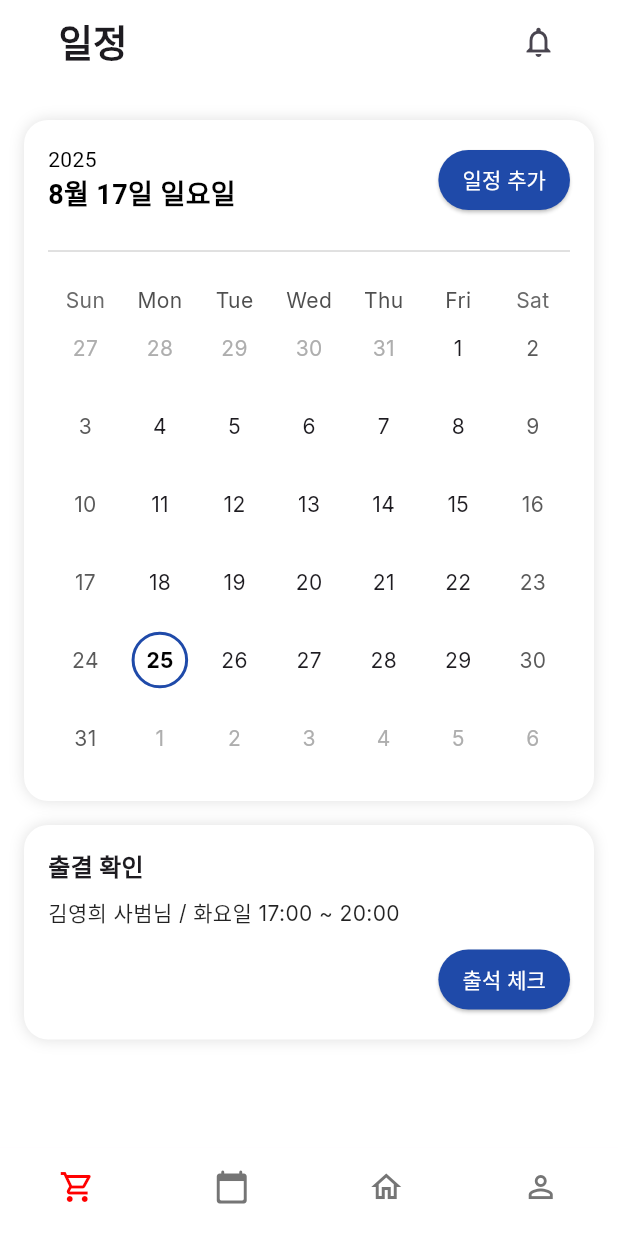
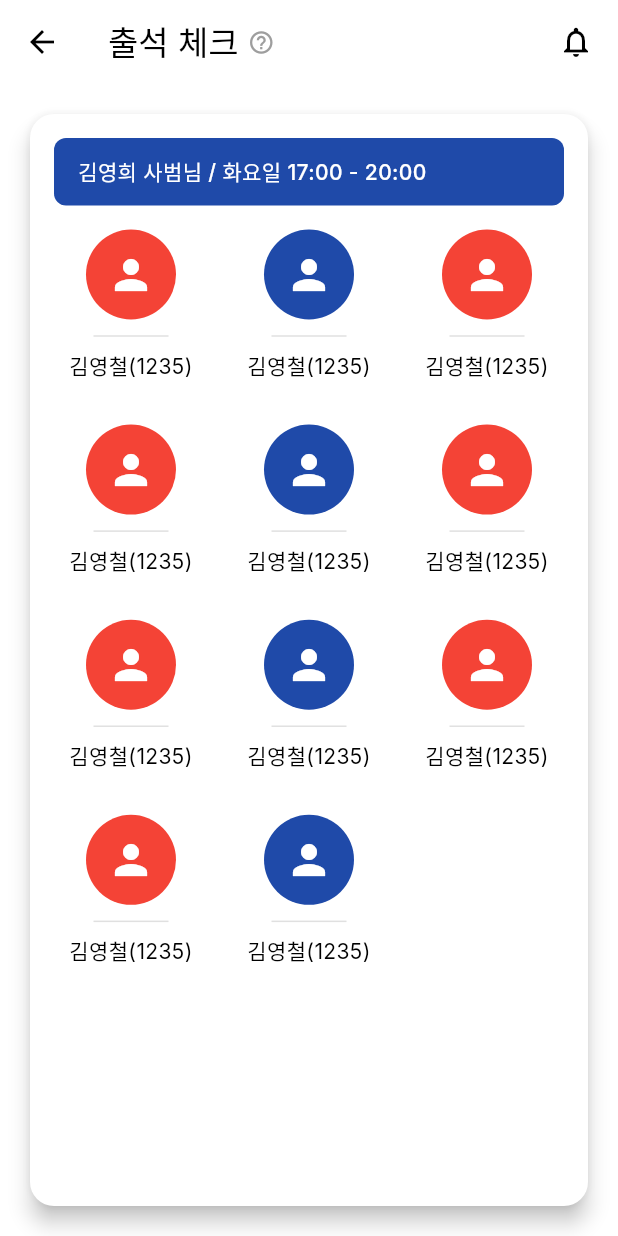
Before and after one commit to Taekwondo1906/taekwon, a Flutter app: the screen it shows after launch, after a tap on "출석 체크", on a phone screen of 412 x 824 dp. Run offline on Flutter 3.47's test engine with Material 3 defaults, Android fonts, the phone set to English and light mode, and no system bars; drawn by our look-alikes of table_calendar; our stand-ins replace device_preview, google_fonts.

Commit message:
✨ 출석체크 페이지 추가
~

```diff
--- /dev/null
+++ b/lib/schedule/attendance_check.dart
@@ -0,0 +1,227 @@
+import 'package:flutter/material.dart';
+import 'package:taekwon/decoration/color_palette.dart';
+
+class Student {
+  final int id;
+  final String name;
+  final String code;
+  bool present;
+
+  Student({
+    required this.id,
+    required this.name,
+    required this.code,
+    this.present = false,
+  });
+}
+
+class AttendancePage extends StatefulWidget {
+  const AttendancePage({super.key});
+
+  @override
+  State<AttendancePage> createState() => _AttendancePageState();
+}
+
+class _AttendancePageState extends State<AttendancePage> {
+  List<Student> students = List.generate(
+    11,
+    (index) => Student(
+      id: index,
+      name: "김영철",
+      code: "1235",
+      present: index % 3 == 1, // 일부만 출석
+    ),
+  );
+
+  void toggleAttendance(int id) {
+    setState(() {
+      students[id].present = !students[id].present;
+    });
+  }
+
+  // ---------- Overlay Tooltip ----------
+  OverlayEntry? _overlayEntry;
+  final GlobalKey _helpIconKey = GlobalKey();
+
+  void _showCustomTooltip(BuildContext context, GlobalKey key) {
+    final RenderBox renderBox =
+        key.currentContext!.findRenderObject() as RenderBox;
+    final Size size = renderBox.size;
+    final Offset offset = renderBox.localToGlobal(Offset.zero);
+
+    _overlayEntry = OverlayEntry(
+      builder: (context) => Positioned(
+        top: offset.dy + size.height + 8, // 아이콘 아래쪽에 뜨도록
+        left: 0,
+        right: 0,
+        child: Material(
+          color: Colors.transparent,
+          child: Center(
+            child: Container(
+              width: 240,
+              padding: const EdgeInsets.all(12),
+              decoration: BoxDecoration(
+                color: Colors.white,
+                borderRadius: BorderRadius.circular(8),
+                boxShadow: [
+                  BoxShadow(
+                    color: Colors.black26,
+                    blurRadius: 6,
+                    offset: const Offset(2, 2),
+                  ),
+                ],
+              ),
+              child: const Text(
+                "처음엔 모두 빨강(결석) 상태에서\n"
+                "한 번 클릭하면 출석(파랑),\n"
+                "두 번 클릭하면 다시 결석(빨강)으로 처리됩니다.",
+                style: TextStyle(fontSize: 12, color: Colors.black87),
+                textAlign: TextAlign.left,
+              ),
+            ),
+          ),
+        ),
+      ),
+    );
+
+    Overlay.of(context).insert(_overlayEntry!);
+
+    Future.delayed(const Duration(seconds: 4), () {
+      _removeTooltip();
+    });
+  }
+
+  void _removeTooltip() {
+    _overlayEntry?.remove();
+    _overlayEntry = null;
+  }
+
+  // ---------- UI ----------
+  @override
+  Widget build(BuildContext context) {
+    return Scaffold(
+      backgroundColor: Colors.white, // 전체 배경
+      appBar: AppBar(
+        backgroundColor: Colors.white, // 상단바
+        elevation: 0, // 그림자 제거
+        centerTitle: false, // ✅ 왼쪽 정렬
+        title: Row(
+          mainAxisSize: MainAxisSize.min,
+          children: [
+            const Text("출석 체크", style: TextStyle(color: Colors.black)),
+            const SizedBox(width: 6),
+            GestureDetector(
+              key: _helpIconKey,
+              onTap: () {
+                if (_overlayEntry == null) {
+                  _showCustomTooltip(context, _helpIconKey);
+                } else {
+                  _removeTooltip();
+                }
+              },
+              child: const Icon(
+                Icons.help_outline,
+                color: Colors.grey,
+                size: 18,
+              ),
+            ),
+          ],
+        ),
+        iconTheme: const IconThemeData(color: Colors.black), // 뒤로가기/아이콘 색
+        actions: const [
+          Padding(
+            padding: EdgeInsets.only(right: 16.0),
+            child: Icon(Icons.notifications_none, color: Colors.black),
+          ),
+        ],
+      ),
+      body: Padding(
+        padding: const EdgeInsets.all(16.0),
+        child: Card(
+          color: Colors.white, // 카드
+          elevation: 6,
+          shape: RoundedRectangleBorder(
+            borderRadius: BorderRadius.circular(16),
+          ),
+          child: Padding(
+            padding: const EdgeInsets.all(16.0),
+            child: Column(
+              children: [
+                Container(
+                  width: double.infinity,
+                  padding: const EdgeInsets.symmetric(
+                    vertical: 12,
+                    horizontal: 16,
+                  ),
+                  decoration: BoxDecoration(
+                    color: mainColor, // 상단 박스 색
+                    borderRadius: BorderRadius.circular(8),
+                  ),
+                  child: const Text(
+                    "김영희 사범님 / 화요일 17:00 - 20:00",
+                    style: TextStyle(
+                      color: Colors.white,
+                      fontSize: 14,
+                      fontWeight: FontWeight.w500,
+                    ),
+                  ),
+                ),
+                const SizedBox(height: 16),
+                Expanded(
+                  child: GridView.builder(
+                    gridDelegate:
+                        const SliverGridDelegateWithFixedCrossAxisCount(
+                          crossAxisCount: 3,
+                          mainAxisSpacing: 16,
+                          crossAxisSpacing: 16,
+                          childAspectRatio: 0.9,
+                        ),
+                    itemCount: students.length,
+                    itemBuilder: (context, index) {
+                      final student = students[index];
+                      return GestureDetector(
+                        onTap: () => toggleAttendance(index),
+                        child: Column(
+                          mainAxisSize: MainAxisSize.min,
+                          children: [
+                            CircleAvatar(
+                              radius: 30,
+                              backgroundColor: student.present
+                                  ? mainColor
+                                  : Colors.red,
+                              child: const Icon(
+                                Icons.person,
+                                color: Colors.white,
+                                size: 32,
+                              ),
+                            ),
+                            const SizedBox(height: 6),
+                            // 프로필과 이름 사이 밑줄
+                            SizedBox(
+                              width: 50,
+                              child: Divider(
+                                thickness: 1,
+                                color: Colors.black12,
+                                height: 10,
+                              ),
+                            ),
+                            const SizedBox(height: 4),
+                            Text(
+                              "${student.name}(${student.code})",
+                              style: const TextStyle(color: Colors.black),
+                              textAlign: TextAlign.center,
+                            ),
+                          ],
+                        ),
+                      );
+                    },
+                  ),
+                ),
+              ],
+            ),
+          ),
+        ),
+      ),
+    );
+  }
+}
--- a/lib/schedule/schedule_screen.dart
+++ b/lib/schedule/schedule_screen.dart
@@ -3,6 +3,7 @@
 import 'package:flutter/material.dart';
 import 'package:table_calendar/table_calendar.dart';
 import 'package:taekwon/decoration/color_palette.dart';
+import 'package:taekwon/schedule/attendance_check.dart';
 
 // 분리한 다이얼로그
 import 'add_schedule_dialog.dart';
@@ -184,7 +185,14 @@ class _SchedulePageState extends State<SchedulePage> {
                   Align(
                     alignment: Alignment.centerRight,
                     child: ElevatedButton(
-                      onPressed: () {},
+                      onPressed: () {
+                        Navigator.push(
+                          context,
+                          MaterialPageRoute(
+                            builder: (context) => const AttendancePage(),
+                          ),
+                        );
+                      },
                       style: ElevatedButton.styleFrom(
                         backgroundColor: mainColor,
                         foregroundColor: Colors.white,
```
